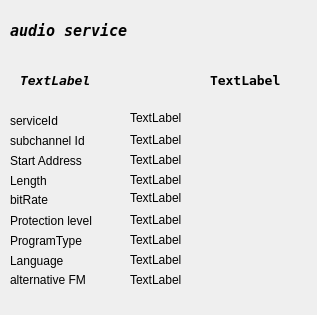
Old version of the form forms/audio-description.ui in the repository JvanKatwijk/qt-dab.
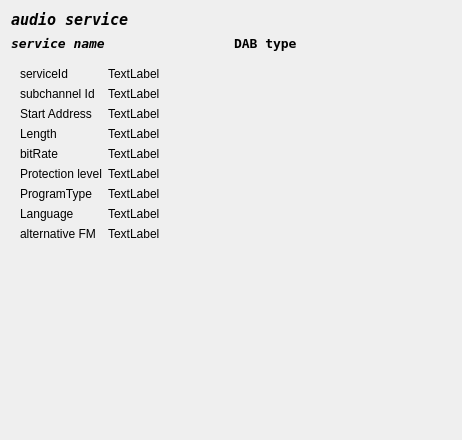
New version of the form.

Commit message: forms: Tweak layouts for dynamic resizing

What changed in the file:
```diff
--- a/forms/audio-description.ui
+++ b/forms/audio-description.ui
@@ -6,22 +6,34 @@
    <rect>
     <x>0</x>
     <y>0</y>
-    <width>317</width>
-    <height>315</height>
+    <width>462</width>
+    <height>440</height>
    </rect>
   </property>
   <property name="windowTitle">
    <string>audio description</string>
   </property>
+  <layout class="QVBoxLayout" name="verticalLayout">
+   <item>
+    <widget class="QLabel" name="label_5">
+     <property name="font">
+      <font>
+       <family>DejaVu Sans Mono</family>
+       <pointsize>11</pointsize>
+       <weight>75</weight>
+       <italic>true</italic>
+       <bold>true</bold>
+      </font>
+     </property>
+     <property name="text">
+      <string>audio service</string>
+     </property>
+    </widget>
+   </item>
+   <item>
+    <layout class="QHBoxLayout" name="horizontalLayout">
+     <item>
   <widget class="QLabel" name="serviceName">
-   <property name="geometry">
-    <rect>
-     <x>20</x>
-     <y>70</y>
-     <width>151</width>
-     <height>20</height>
-    </rect>
-   </property>
    <property name="font">
     <font>
      <family>DejaVu Sans Mono</family>
@@ -32,286 +44,166 @@
     </font>
    </property>
    <property name="text">
-    <string>TextLabel</string>
-   </property>
-  </widget>
-  <widget class="QLabel" name="subChannelId">
-   <property name="geometry">
-    <rect>
-     <x>130</x>
-     <y>130</y>
-     <width>111</width>
-     <height>20</height>
-    </rect>
+        <string>service name</string>
+       </property>
+      </widget>
+     </item>
+     <item>
+      <widget class="QLabel" name="dabType">
+       <property name="font">
+        <font>
+         <family>DejaVu Sans Mono</family>
+         <pointsize>10</pointsize>
+         <weight>75</weight>
+         <bold>true</bold>
+        </font>
    </property>
    <property name="text">
-    <string>TextLabel</string>
-   </property>
-  </widget>
-  <widget class="QLabel" name="startAddress">
-   <property name="geometry">
-    <rect>
-     <x>130</x>
-     <y>150</y>
-     <width>171</width>
-     <height>20</height>
-    </rect>
-   </property>
+        <string>DAB type</string>
+       </property>
+      </widget>
+     </item>
+    </layout>
+   </item>
+   <item>
+    <widget class="QWidget" name="detailGroup" native="true">
+     <property name="sizePolicy">
+      <sizepolicy hsizetype="Preferred" vsizetype="Preferred">
+       <horstretch>0</horstretch>
+       <verstretch>8</verstretch>
+      </sizepolicy>
+     </property>
+     <layout class="QFormLayout" name="formLayout">
+      <item row="0" column="0">
+       <widget class="QLabel" name="label_9">
    <property name="text">
-    <string>TextLabel</string>
-   </property>
-  </widget>
-  <widget class="QLabel" name="Length">
-   <property name="geometry">
-    <rect>
-     <x>130</x>
-     <y>170</y>
-     <width>171</width>
-     <height>20</height>
-    </rect>
-   </property>
+         <string>serviceId</string>
+        </property>
+       </widget>
+      </item>
+      <item row="0" column="1">
+       <widget class="QLabel" name="serviceLabel">
    <property name="text">
     <string>TextLabel</string>
    </property>
   </widget>
-  <widget class="QLabel" name="label">
-   <property name="geometry">
-    <rect>
-     <x>10</x>
-     <y>190</y>
-     <width>101</width>
-     <height>20</height>
-    </rect>
-   </property>
-   <property name="text">
-    <string>bitRate</string>
-   </property>
-  </widget>
-  <widget class="QLabel" name="protectionLevel">
-   <property name="geometry">
-    <rect>
-     <x>130</x>
-     <y>210</y>
-     <width>161</width>
-     <height>20</height>
-    </rect>
-   </property>
-   <property name="text">
-    <string>TextLabel</string>
-   </property>
-  </widget>
-  <widget class="QLabel" name="programType">
-   <property name="geometry">
-    <rect>
-     <x>130</x>
-     <y>230</y>
-     <width>161</width>
-     <height>20</height>
-    </rect>
-   </property>
-   <property name="text">
-    <string>TextLabel</string>
-   </property>
-  </widget>
-  <widget class="QLabel" name="Language">
-   <property name="geometry">
-    <rect>
-     <x>130</x>
-     <y>250</y>
-     <width>181</width>
-     <height>20</height>
-    </rect>
-   </property>
-   <property name="text">
-    <string>TextLabel</string>
-   </property>
-  </widget>
+      </item>
+      <item row="1" column="0">
   <widget class="QLabel" name="label_2">
-   <property name="geometry">
-    <rect>
-     <x>10</x>
-     <y>130</y>
-     <width>111</width>
-     <height>21</height>
-    </rect>
-   </property>
    <property name="text">
     <string>subchannel Id</string>
    </property>
   </widget>
+      </item>
+      <item row="1" column="1">
+       <widget class="QLabel" name="subChannelId">
+        <property name="text">
+         <string>TextLabel</string>
+        </property>
+       </widget>
+      </item>
+      <item row="2" column="0">
   <widget class="QLabel" name="label_3">
-   <property name="geometry">
-    <rect>
-     <x>10</x>
-     <y>150</y>
-     <width>91</width>
-     <height>21</height>
-    </rect>
-   </property>
    <property name="text">
     <string>Start Address</string>
    </property>
   </widget>
+      </item>
+      <item row="2" column="1">
+       <widget class="QLabel" name="startAddress">
+        <property name="text">
+         <string>TextLabel</string>
+        </property>
+       </widget>
+      </item>
+      <item row="3" column="0">
   <widget class="QLabel" name="label_4">
-   <property name="geometry">
-    <rect>
-     <x>10</x>
-     <y>170</y>
-     <width>81</width>
-     <height>21</height>
-    </rect>
-   </property>
    <property name="text">
     <string>Length</string>
    </property>
   </widget>
+      </item>
+      <item row="3" column="1">
+       <widget class="QLabel" name="Length">
+        <property name="text">
+         <string>TextLabel</string>
+        </property>
+       </widget>
+      </item>
+      <item row="4" column="0">
+       <widget class="QLabel" name="label">
+        <property name="text">
+         <string>bitRate</string>
+        </property>
+       </widget>
+      </item>
+      <item row="4" column="1">
   <widget class="QLabel" name="bitrate">
-   <property name="geometry">
-    <rect>
-     <x>130</x>
-     <y>190</y>
-     <width>59</width>
-     <height>15</height>
-    </rect>
-   </property>
    <property name="text">
     <string>TextLabel</string>
    </property>
   </widget>
+      </item>
+      <item row="5" column="0">
   <widget class="QLabel" name="label_6">
-   <property name="geometry">
-    <rect>
-     <x>10</x>
-     <y>210</y>
-     <width>101</width>
-     <height>21</height>
-    </rect>
-   </property>
    <property name="text">
     <string>Protection level</string>
    </property>
   </widget>
+      </item>
+      <item row="5" column="1">
+       <widget class="QLabel" name="protectionLevel">
+        <property name="text">
+         <string>TextLabel</string>
+        </property>
+       </widget>
+      </item>
+      <item row="6" column="0">
   <widget class="QLabel" name="label_7">
-   <property name="geometry">
-    <rect>
-     <x>10</x>
-     <y>230</y>
-     <width>111</width>
-     <height>21</height>
-    </rect>
-   </property>
    <property name="text">
     <string>ProgramType</string>
    </property>
   </widget>
+      </item>
+      <item row="6" column="1">
+       <widget class="QLabel" name="programType">
+        <property name="text">
+         <string>TextLabel</string>
+        </property>
+       </widget>
+      </item>
+      <item row="7" column="0">
   <widget class="QLabel" name="label_8">
-   <property name="geometry">
-    <rect>
-     <x>10</x>
-     <y>250</y>
-     <width>91</width>
-     <height>21</height>
-    </rect>
-   </property>
    <property name="text">
     <string>Language</string>
    </property>
   </widget>
-  <widget class="QLabel" name="dabType">
-   <property name="geometry">
-    <rect>
-     <x>210</x>
-     <y>70</y>
-     <width>81</width>
-     <height>21</height>
-    </rect>
-   </property>
-   <property name="font">
-    <font>
-     <family>DejaVu Sans Mono</family>
-     <pointsize>10</pointsize>
-     <weight>75</weight>
-     <bold>true</bold>
-    </font>
-   </property>
+      </item>
+      <item row="7" column="1">
+       <widget class="QLabel" name="Language">
    <property name="text">
     <string>TextLabel</string>
    </property>
   </widget>
-  <widget class="QLabel" name="label_5">
-   <property name="geometry">
-    <rect>
-     <x>10</x>
-     <y>20</y>
-     <width>161</width>
-     <height>21</height>
-    </rect>
-   </property>
-   <property name="font">
-    <font>
-     <family>DejaVu Sans Mono</family>
-     <pointsize>11</pointsize>
-     <weight>75</weight>
-     <italic>true</italic>
-     <bold>true</bold>
-    </font>
-   </property>
-   <property name="text">
-    <string>audio service</string>
-   </property>
-  </widget>
-  <widget class="QLabel" name="label_9">
-   <property name="geometry">
-    <rect>
-     <x>10</x>
-     <y>110</y>
-     <width>101</width>
-     <height>21</height>
-    </rect>
-   </property>
-   <property name="text">
-    <string>serviceId</string>
-   </property>
-  </widget>
-  <widget class="QLabel" name="serviceLabel">
-   <property name="geometry">
-    <rect>
-     <x>130</x>
-     <y>110</y>
-     <width>59</width>
-     <height>16</height>
-    </rect>
-   </property>
-   <property name="text">
-    <string>TextLabel</string>
-   </property>
-  </widget>
+      </item>
+      <item row="8" column="0">
   <widget class="QLabel" name="fmLabel">
-   <property name="geometry">
-    <rect>
-     <x>10</x>
-     <y>270</y>
-     <width>101</width>
-     <height>19</height>
-    </rect>
-   </property>
    <property name="text">
     <string>alternative FM</string>
    </property>
   </widget>
+      </item>
+      <item row="8" column="1">
   <widget class="QLabel" name="fmFrequency">
-   <property name="geometry">
-    <rect>
-     <x>130</x>
-     <y>270</y>
-     <width>67</width>
-     <height>19</height>
-    </rect>
-   </property>
    <property name="text">
     <string>TextLabel</string>
    </property>
   </widget>
+      </item>
+     </layout>
+    </widget>
+   </item>
+  </layout>
  </widget>
  <resources/>
  <connections/>
```
Lines whose indentation alone changed are shown as unchanged. The commit also changes 3 other files.
